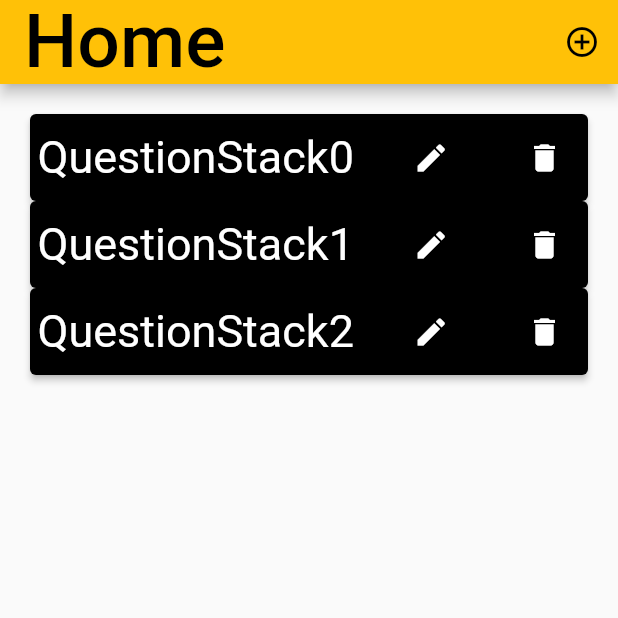
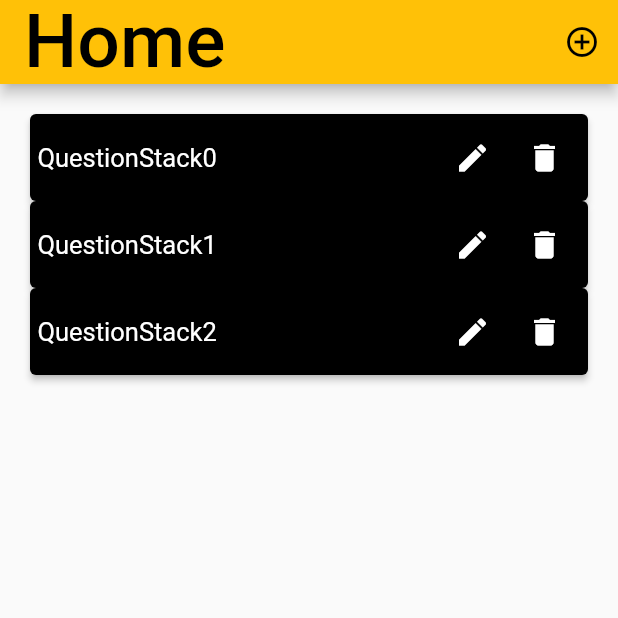
Before and after one commit to BogyMitutoyoCTL/BOGY-App-2022-10, a Flutter app: the Home screen opened directly, on a phone screen of 412 x 824 dp, the top half of it. Run offline on Flutter 3.47's test engine with Material 2 defaults, Android fonts, the phone set to English and light mode, and no system bars; our stand-ins replace image_picker.

Commit message:
Textumbruch und Formatierung Topic

```diff
--- a/Source/lib/Topic.dart
+++ b/Source/lib/Topic.dart
@@ -25,11 +25,13 @@ class _TopicState extends State<Topic> {
     return ElevatedButton(
         onPressed: askQuestion,
         child: Row(
-          mainAxisAlignment: MainAxisAlignment.spaceBetween,
+          mainAxisAlignment: MainAxisAlignment.end,
           children: [
-            Text(
-              widget.questionStack.name,
-              style: TextStyle(fontSize: 30),
+            Expanded(
+              child: Text(
+                widget.questionStack.name,
+                style: TextStyle(fontSize: 17),
+              ),
             ),
             IconButton(onPressed: editDeck, icon: Icon(Icons.edit)),
             IconButton(
```
